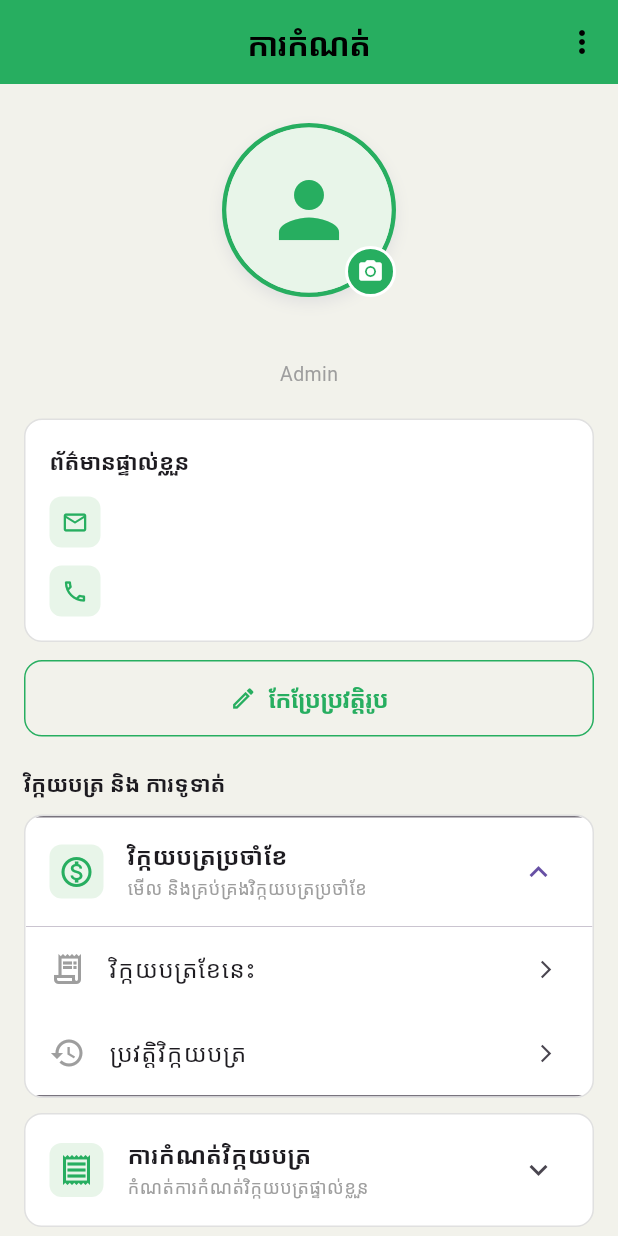
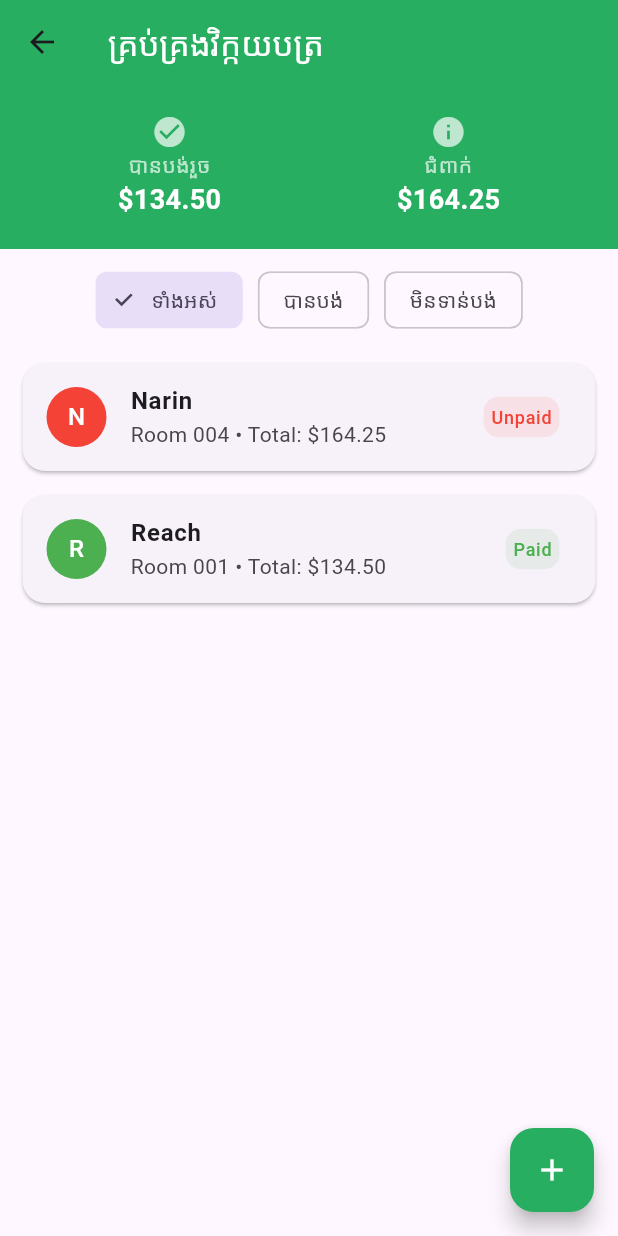
Before and after one commit to Lynarin126/my_flutter_app, a Flutter app: the SettingsPage screen opened directly, after a tap on "វិក្កយបត្រប្រចាំខែ", after a tap on "វិក្កយបត្រខែនេះ", on a phone screen of 412 x 824 dp. Run offline on Flutter 3.47's test engine with Material 3 defaults, Android fonts, the phone set to English and light mode, and no system bars; our stand-ins replace image_picker, shared_preferences; accounts and stored records are empty.

Commit message:
fix bug in payment screen

```diff
--- /dev/null
+++ b/lib/Page/MonthlyInvoicePage.dart
@@ -0,0 +1,260 @@
+import 'package:flutter/material.dart';
+import 'package:shared_preferences/shared_preferences.dart';
+
+// ============================
+// Invoice Model
+// ============================
+class Invoice {
+  String tenantName;
+  String roomNumber;
+  String floor;
+  String phone;
+  double rent;
+  double electricity; // ចំនួនយូនីត
+  double water;       // ចំនួនគូប
+  double wifi;
+  String paymentStatus;
+  final Color avatarColor;
+
+  Invoice({
+    required this.tenantName,
+    required this.roomNumber,
+    required this.floor,
+    required this.phone,
+    required this.rent,
+    required this.electricity,
+    required this.water,
+    required this.wifi,
+    required this.paymentStatus,
+    required this.avatarColor,
+  });
+
+  // គណនាសរុប (ឧបមាថា $1 = 4000៛)
+  double getTotal(double ePrice, double wPrice) {
+    return rent + ((electricity * ePrice) / 4000) + ((water * wPrice) / 4000) + wifi;
+  }
+}
+
+class MonthlyInvoicePage extends StatefulWidget {
+  const MonthlyInvoicePage({super.key});
+
+  @override
+  State<MonthlyInvoicePage> createState() => _MonthlyInvoicePageState();
+}
+
+class _MonthlyInvoicePageState extends State<MonthlyInvoicePage> {
+  double electricityPrice = 700;
+  double waterPrice = 2000;
+  String selectedFilter = "ទាំងអស់";
+
+  // បញ្ជីទិន្នន័យ (Static List)
+  List<Invoice> invoices = [
+    Invoice(tenantName: "Narin", roomNumber: "004", floor: "ជាន់ ទី៦", phone: "012345678", rent: 150, electricity: 10, water: 5, wifi: 10, paymentStatus: "unpaid", avatarColor: Colors.red),
+    Invoice(tenantName: "Reach", roomNumber: "001", floor: "ជាន់ ទី៦", phone: "0887654321", rent: 120, electricity: 20, water: 2, wifi: 10, paymentStatus: "paid", avatarColor: Colors.green),
+  ];
+
+  // --- Logic សម្រាប់សរុបលុយ ---
+  double get _totalPaid => invoices.where((i) => i.paymentStatus == "paid").fold(0, (sum, i) => sum + i.getTotal(electricityPrice, waterPrice));
+  double get _totalUnpaid => invoices.where((i) => i.paymentStatus == "unpaid").fold(0, (sum, i) => sum + i.getTotal(electricityPrice, waterPrice));
+
+  // --- មុខងារ Delete ---
+  void _deleteInvoice(int index) {
+    setState(() {
+      invoices.removeAt(index);
+    });
+    ScaffoldMessenger.of(context).showSnackBar(const SnackBar(content: Text("បានលុបវិក្កយបត្ររួចរាល់")));
+  }
+
+  // --- មុខងារ View/Edit (ប្រើ Dialog ចាស់របស់អ្នកតែ Upgrade) ---
+  void _showInvoiceDetail(int index) {
+    final invoice = invoices[index];
+    final elecController = TextEditingController(text: invoice.electricity.toString());
+    final waterController = TextEditingController(text: invoice.water.toString());
+    final rentController = TextEditingController(text: invoice.rent.toString());
+
+    showModalBottomSheet(
+      context: context,
+      isScrollControlled: true,
+      shape: const RoundedRectangleBorder(borderRadius: BorderRadius.vertical(top: Radius.circular(25))),
+      builder: (context) => StatefulBuilder(
+        builder: (context, setSheetState) => Padding(
+          padding: EdgeInsets.only(bottom: MediaQuery.of(context).viewInsets.bottom, left: 20, right: 20, top: 20),
+          child: SingleChildScrollView(
+            child: Column(
+              mainAxisSize: MainAxisSize.min,
+              children: [
+                Text("កែប្រែវិក្កយបត្រ - Room ${invoice.roomNumber}", style: const TextStyle(fontWeight: FontWeight.bold, fontSize: 18)),
+                const Divider(),
+                _buildInput(elecController, "ចំនួនអគ្គិសនី (យូនីត)", Icons.electric_bolt, Colors.orange),
+                _buildInput(waterController, "ចំនួនទឹក (គូប)", Icons.water_drop, Colors.blue),
+                _buildInput(rentController, "តម្លៃជួល (\$)", Icons.home, Colors.green),
+                const SizedBox(height: 20),
+
+                Row(
+                  children: [
+                    // ប៊ូតុងបង់ប្រាក់ (Add Payment Feature)
+                    Expanded(
+                      child: ElevatedButton(
+                        style: ElevatedButton.styleFrom(backgroundColor: invoice.paymentStatus == "paid" ? Colors.orange : Colors.green),
+                        onPressed: () {
+                          setState(() {
+                            invoice.paymentStatus = (invoice.paymentStatus == "paid") ? "unpaid" : "paid";
+                          });
+                          Navigator.pop(context);
+                        },
+                        child: Text(invoice.paymentStatus == "paid" ? "កំណត់ថាមិនទាន់បង់" : "យល់ព្រមបង់ប្រាក់", style: const TextStyle(color: Colors.white)),
+                      ),
+                    ),
+                    const SizedBox(width: 10),
+                    // ប៊ូតុងរក្សាទុកការកែប្រែ
+                    IconButton(
+                      onPressed: () {
+                        setState(() {
+                          invoice.electricity = double.tryParse(elecController.text) ?? 0;
+                          invoice.water = double.tryParse(waterController.text) ?? 0;
+                          invoice.rent = double.tryParse(rentController.text) ?? 0;
+                        });
+                        Navigator.pop(context);
+                      },
+                      icon: const Icon(Icons.save, color: Colors.blue, size: 30),
+                    ),
+                    // ប៊ូតុងលុប
+                    IconButton(
+                      onPressed: () {
+                        Navigator.pop(context);
+                        _deleteInvoice(index);
+                      },
+                      icon: const Icon(Icons.delete_outline, color: Colors.red, size: 30),
+                    ),
+                  ],
+                ),
+                const SizedBox(height: 20),
+              ],
+            ),
+          ),
+        ),
+      ),
+    );
+  }
+
+  Widget _buildInput(TextEditingController ctrl, String label, IconData icon, Color color) {
+    return TextField(
+      controller: ctrl,
+      keyboardType: TextInputType.number,
+      decoration: InputDecoration(labelText: label, prefixIcon: Icon(icon, color: color)),
+    );
+  }
+
+  @override
+  Widget build(BuildContext context) {
+    List<Invoice> displayList = invoices.where((i) {
+      if (selectedFilter == "បានបង់") return i.paymentStatus == "paid";
+      if (selectedFilter == "មិនទាន់បង់") return i.paymentStatus == "unpaid";
+      return true;
+    }).toList();
+
+    return Scaffold(
+      appBar: AppBar(
+        title: const Text("គ្រប់គ្រងវិក្កយបត្រ", style: TextStyle(color: Colors.white)),
+        backgroundColor: const Color(0xFF27AE60),
+      ),
+      body: Column(
+        children: [
+          // បង្ហាញសរុបលុយ (UI ចាស់របស់អ្នក)
+          _buildSummaryHeader(),
+
+          // Filter Chips
+          _buildFilterChips(),
+
+          // បញ្ជីវិក្កយបត្រ
+          Expanded(
+            child: ListView.builder(
+              itemCount: displayList.length,
+              itemBuilder: (context, index) {
+                final inv = displayList[index];
+                return _buildInvoiceItem(inv, index);
+              },
+            ),
+          ),
+        ],
+      ),
+      floatingActionButton: FloatingActionButton(
+        backgroundColor: const Color(0xFF27AE60),
+        onPressed: () {
+          // Logic សម្រាប់ Add ថ្មី (Static)
+          setState(() {
+            invoices.add(Invoice(
+                tenantName: "អ្នកជួលថ្មី", roomNumber: "NEW", floor: "ជាន់ទី១", phone: "000",
+                rent: 100, electricity: 0, water: 0, wifi: 10, paymentStatus: "unpaid", avatarColor: Colors.blueGrey
+            ));
+          });
+        },
+        child: const Icon(Icons.add, color: Colors.white),
+      ),
+    );
+  }
+
+  // --- UI Components (ដកស្រង់ពី Design ស្អាតៗរបស់អ្នក) ---
+
+  Widget _buildSummaryHeader() {
+    return Container(
+      padding: const EdgeInsets.all(20),
+      color: const Color(0xFF27AE60),
+      child: Row(
+        mainAxisAlignment: MainAxisAlignment.spaceAround,
+        children: [
+          _statItem("បានបង់រួច", "\$${_totalPaid.toStringAsFixed(2)}", Icons.check_circle),
+          _statItem("ជំពាក់", "\$${_totalUnpaid.toStringAsFixed(2)}", Icons.info),
+        ],
+      ),
+    );
+  }
+
+  Widget _statItem(String label, String value, IconData icon) {
+    return Column(
+      children: [
+        Icon(icon, color: Colors.white70),
+        Text(label, style: const TextStyle(color: Colors.white70)),
+        Text(value, style: const TextStyle(color: Colors.white, fontWeight: FontWeight.bold, fontSize: 18)),
+      ],
+    );
+  }
+
+  Widget _buildFilterChips() {
+    return Padding(
+      padding: const EdgeInsets.symmetric(vertical: 10),
+      child: Row(
+        mainAxisAlignment: MainAxisAlignment.center,
+        children: ["ទាំងអស់", "បានបង់", "មិនទាន់បង់"].map((f) => Padding(
+          padding: const EdgeInsets.symmetric(horizontal: 5),
+          child: ChoiceChip(
+            label: Text(f),
+            selected: selectedFilter == f,
+            onSelected: (val) => setState(() => selectedFilter = f),
+          ),
+        )).toList(),
+      ),
+    );
+  }
+
+  Widget _buildInvoiceItem(Invoice inv, int index) {
+    return Card(
+      margin: const EdgeInsets.symmetric(horizontal: 15, vertical: 8),
+      shape: RoundedRectangleBorder(borderRadius: BorderRadius.circular(15)),
+      child: ListTile(
+        onTap: () => _showInvoiceDetail(index), // ចុចដើម្បី View/Edit/Delete/Pay
+        leading: CircleAvatar(backgroundColor: inv.avatarColor, child: Text(inv.tenantName[0], style: const TextStyle(color: Colors.white))),
+        title: Text(inv.tenantName, style: const TextStyle(fontWeight: FontWeight.bold)),
+        subtitle: Text("Room ${inv.roomNumber} • Total: \$${inv.getTotal(electricityPrice, waterPrice).toStringAsFixed(2)}"),
+        trailing: Container(
+          padding: const EdgeInsets.all(5),
+          decoration: BoxDecoration(
+              color: inv.paymentStatus == "paid" ? Colors.green.withOpacity(0.1) : Colors.red.withOpacity(0.1),
+              borderRadius: BorderRadius.circular(10)
+          ),
+          child: Text(inv.paymentStatus == "paid" ? "Paid" : "Unpaid", style: TextStyle(color: inv.paymentStatus == "paid" ? Colors.green : Colors.red, fontSize: 12)),
+        ),
+      ),
+    );
+  }
+}
--- a/lib/Page/SettingsPage.dart
+++ b/lib/Page/SettingsPage.dart
@@ -3,6 +3,7 @@ import 'package:flutter/material.dart';
 import 'package:image_picker/image_picker.dart';
 import 'package:shared_preferences/shared_preferences.dart';
 import 'Login.dart';
+import 'MonthlyInvoicePage.dart';
 
 class SettingsPage extends StatefulWidget {
   const SettingsPage({super.key});
@@ -639,21 +640,16 @@ class _SettingsPageState extends State<SettingsPage> {
                   children: [
                     const Divider(height: 1),
                     ListTile(
-                      leading: const Icon(
-                          Icons.receipt_long_outlined,
+                      leading: const Icon(Icons.receipt_long_outlined,
                           color: Colors.grey),
                       title: const Text("វិក្កយបត្រខែនេះ"),
-                      trailing: const Icon(
-                          Icons.arrow_forward_ios, size: 14),
-                      onTap: () {},
-                    ),
-                    ListTile(
-                      leading: const Icon(Icons.history,
-                          color: Colors.grey),
-                      title: const Text("ប្រវត្តិវិក្កយបត្រ"),
-                      trailing: const Icon(
-                          Icons.arrow_forward_ios, size: 14),
-                      onTap: () {},
+                      trailing: const Icon(Icons.arrow_forward_ios, size: 14),
+                      onTap: () => Navigator.push(
+                        context,
+                        MaterialPageRoute(
+                          builder: (context) => const MonthlyInvoicePage(),
+                        ),
+                      ),
                     ),
                   ],
                 ),
```
Also changed, not shown: lib/Page/AddInvoicePage.dart (added, +82 -0 lines).
